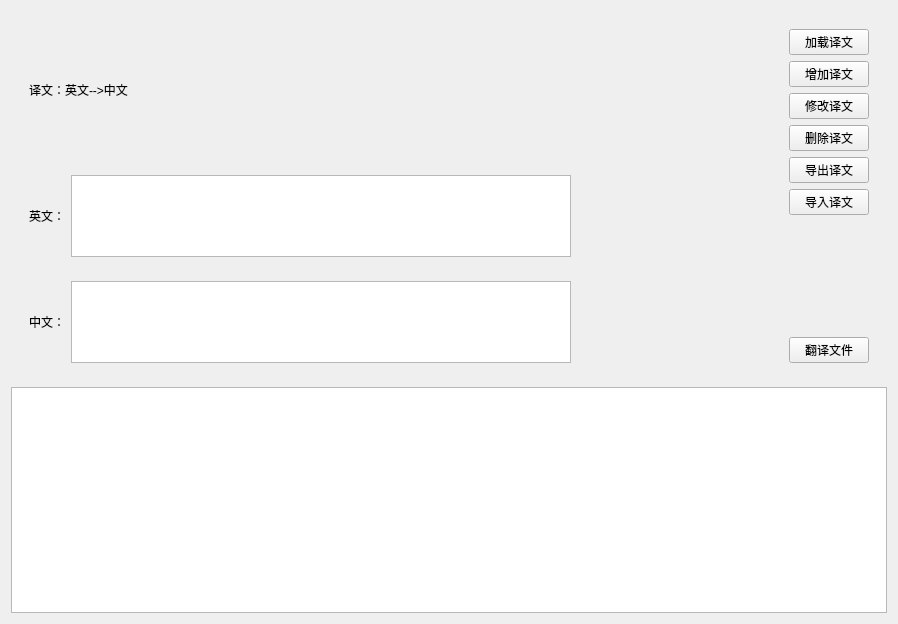
Qt form TranslateTool/src/En2Cn/En2CnKeyForm.ui (hulaishun/qt_doc_cn_5.12.0) before a commit.
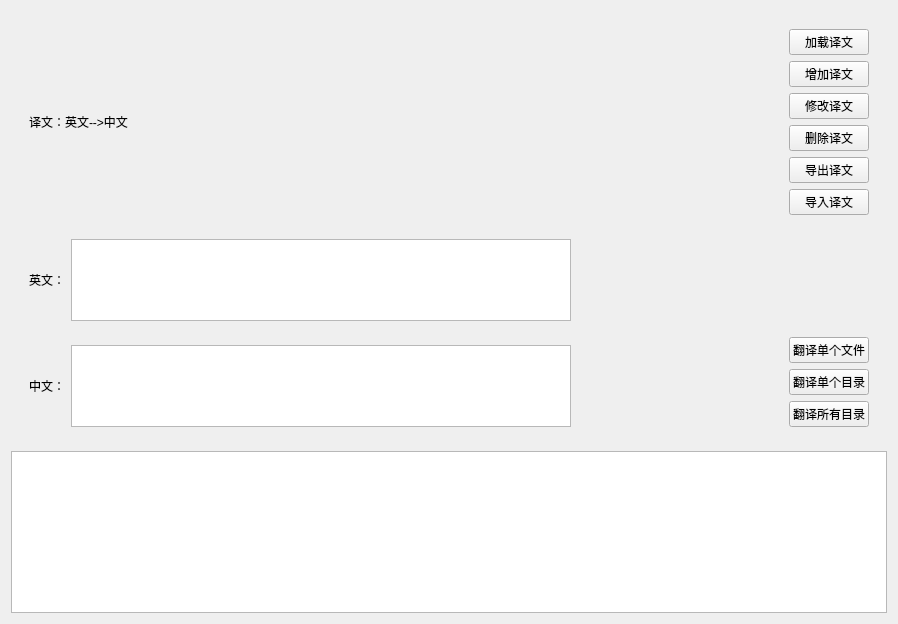
The same form after that commit.

Commit message: 支持单个目录或所有目录的字典库英译中的替换

What changed in the file:
```diff
--- a/TranslateTool/src/En2Cn/En2CnKeyForm.ui
+++ b/TranslateTool/src/En2Cn/En2CnKeyForm.ui
@@ -13,7 +13,7 @@
   <property name="windowTitle">
    <string>Form</string>
   </property>
-  <layout class="QVBoxLayout" name="verticalLayout_3">
+  <layout class="QVBoxLayout" name="verticalLayout_3" stretch="0,1">
    <item>
     <widget class="QWidget" name="widget" native="true">
      <layout class="QHBoxLayout" name="horizontalLayout_4">
@@ -191,7 +191,21 @@
          <item>
           <widget class="QPushButton" name="pbtnTranslateFile">
            <property name="text">
-            <string>翻译文件</string>
+            <string>翻译单个文件</string>
+           </property>
+          </widget>
+         </item>
+         <item>
+          <widget class="QPushButton" name="pbtnTranslatePath">
+           <property name="text">
+            <string>翻译单个目录</string>
+           </property>
+          </widget>
+         </item>
+         <item>
+          <widget class="QPushButton" name="pbtnTranslateAllPath">
+           <property name="text">
+            <string>翻译所有目录</string>
            </property>
           </widget>
          </item>
```
The commit also changes 3 other files.
